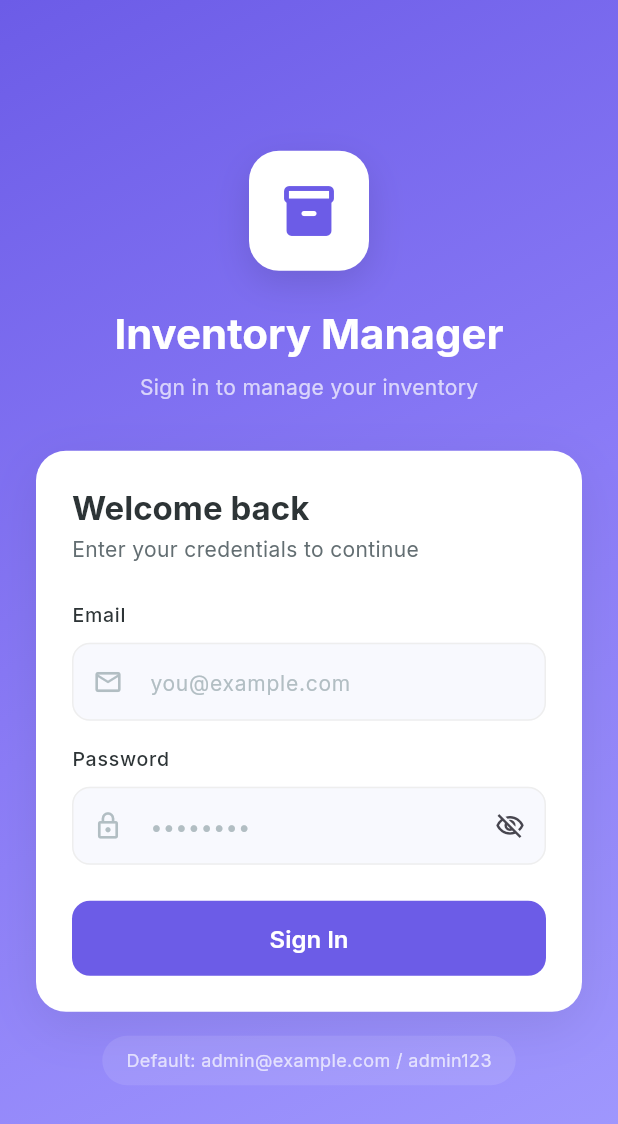
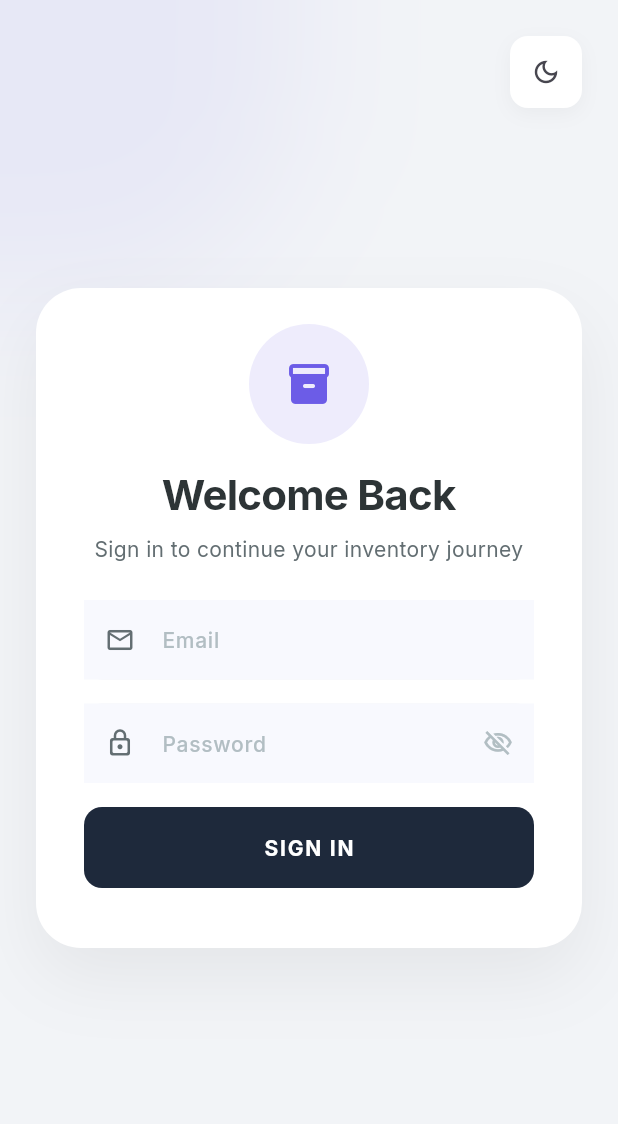
Before and after one commit to anasahmed67/Inventory-Management-System-in-Flutter, a Flutter app: the screen it shows after launch, on a phone screen of 412 x 824 dp. Shown: the top 1124 px of the screen. Run offline on Flutter 3.47's test engine with Material 3 defaults, Android fonts, the phone set to English and light mode, and no system bars; our stand-ins replace csv, fl_chart, google_fonts; missing offline and left inert: dart:html, mobile_scanner.

Commit message:
Improve UI of the login Page and bottom navigation bar

```diff
--- a/inventory_system/frontend/lib/screens/dashboard_screen.dart
+++ b/inventory_system/frontend/lib/screens/dashboard_screen.dart
@@ -675,26 +675,26 @@ class _DashboardScreenState extends State<DashboardScreen> {
       if (isAdmin)
         _QuickAction(
           icon: Icons.inventory_2_rounded,
-          label: 'Manage\nProducts',
+          label: 'Manage Products',
           color: AppTheme.primary,
           onTap: () => setState(() => _selectedIndex = 1),
         ),
       _QuickAction(
         icon: Icons.swap_vert_rounded,
-        label: 'Stock\nAdjustment',
+        label: 'Stock Adjustment',
         color: AppTheme.success,
         onTap: () => setState(() => _selectedIndex = isAdmin ? 2 : 1),
       ),
       _QuickAction(
         icon: Icons.receipt_long_rounded,
-        label: 'Transaction\nLogs',
+        label: 'Transaction Logs',
         color: const Color(0xFFE17055),
         onTap: () => setState(() => _selectedIndex = isAdmin ? 3 : 2),
       ),
       if (isAdmin)
         _QuickAction(
           icon: Icons.bar_chart_rounded,
-          label: 'View\nReports',
+          label: 'View Reports',
           color: const Color(0xFF6C5CE7),
           onTap: () => setState(() => _selectedIndex = 4),
         ),
@@ -703,6 +703,7 @@ class _DashboardScreenState extends State<DashboardScreen> {
     return LayoutBuilder(
       builder: (context, constraints) {
         final crossAxisCount = constraints.maxWidth > 600 ? 4 : 2;
+        final aspectRatio = constraints.maxWidth > 600 ? 2.5 : 2.8;
 
         return GridView.count(
           crossAxisCount: crossAxisCount,
@@ -710,7 +711,7 @@ class _DashboardScreenState extends State<DashboardScreen> {
           physics: const NeverScrollableScrollPhysics(),
           mainAxisSpacing: AppTheme.spacingMd,
           crossAxisSpacing: AppTheme.spacingMd,
-          childAspectRatio: 1.3,
+          childAspectRatio: aspectRatio,
           children: actions.map((a) => _buildQuickActionCard(a)).toList(),
         );
       },
@@ -724,33 +725,33 @@ class _DashboardScreenState extends State<DashboardScreen> {
         borderRadius: BorderRadius.circular(AppTheme.radiusLg),
         onTap: action.onTap,
         child: Container(
+          padding: const EdgeInsets.symmetric(horizontal: AppTheme.spacingMd),
           decoration: BoxDecoration(
             color: AppTheme.surface,
             borderRadius: BorderRadius.circular(AppTheme.radiusLg),
             border: Border.all(color: AppTheme.divider),
             boxShadow: AppTheme.softShadow,
           ),
-          child: Column(
-            mainAxisAlignment: MainAxisAlignment.center,
+          child: Row(
             children: [
               Container(
-                width: 48,
-                height: 48,
+                width: 40,
+                height: 40,
                 decoration: BoxDecoration(
                   color: action.color.withAlpha(20),
                   borderRadius: BorderRadius.circular(AppTheme.radiusMd),
                 ),
-                child: Icon(action.icon, color: action.color, size: 24),
+                child: Icon(action.icon, color: action.color, size: 20),
               ),
-              const SizedBox(height: AppTheme.spacingSm),
-              Text(
-                action.label,
-                textAlign: TextAlign.center,
-                style: const TextStyle(
-                  fontWeight: FontWeight.w600,
-                  fontSize: 13,
-                  color: AppTheme.textPrimary,
-                  height: 1.3,
+              const SizedBox(width: AppTheme.spacingMd),
+              Expanded(
+                child: Text(
+                  action.label,
+                  style: const TextStyle(
+                    fontWeight: FontWeight.w600,
+                    fontSize: 13,
+                    color: AppTheme.textPrimary,
+                  ),
                 ),
               ),
             ],
--- a/inventory_system/frontend/lib/screens/login_screen.dart
+++ b/inventory_system/frontend/lib/screens/login_screen.dart
@@ -1,3 +1,4 @@
+import 'dart:ui';
 import 'package:flutter/material.dart';
 import 'package:provider/provider.dart';
 import '../providers/auth_provider.dart';
@@ -71,220 +72,231 @@ class _LoginScreenState extends State<LoginScreen>
 
   @override
   Widget build(BuildContext context) {
+
     return Scaffold(
-      body: Container(
-        decoration: const BoxDecoration(
-          gradient: LinearGradient(
-            begin: Alignment.topLeft,
-            end: Alignment.bottomRight,
-            colors: [Color(0xFF6C5CE7), Color(0xFF8B7CF7), Color(0xFFA29BFE)],
+      backgroundColor: const Color(0xFFF2F4F7),
+      body: Stack(
+        children: [
+          // ── Background Decorative Elements ──
+          Positioned(
+            top: -100,
+            left: -100,
+            child: Container(
+              width: 300,
+              height: 300,
+              decoration: BoxDecoration(
+                shape: BoxShape.circle,
+                color: AppTheme.primary.withAlpha(20),
+              ),
+              child: BackdropFilter(
+                filter: ImageFilter.blur(sigmaX: 50, sigmaY: 50),
+                child: Container(color: Colors.transparent),
               ),
             ),
-        child: Center(
+          ),
+
+          // ── Dark Mode Toggle (Visual) ──
+          Positioned(
+            top: AppTheme.spacingLg,
+            right: AppTheme.spacingLg,
+            child: Container(
+              decoration: BoxDecoration(
+                color: Colors.white,
+                borderRadius: BorderRadius.circular(AppTheme.radiusMd),
+                boxShadow: [
+                  BoxShadow(
+                    color: Colors.black.withAlpha(10),
+                    blurRadius: 10,
+                    offset: const Offset(0, 4),
+                  ),
+                ],
+              ),
+              child: IconButton(
+                icon: const Icon(Icons.dark_mode_outlined, size: 20),
+                onPressed: () {
+                  // This is visual for now, as requested
+                },
+              ),
+            ),
+          ),
+
+          // ── Main Content ──
+          Center(
             child: SingleChildScrollView(
-            padding: const EdgeInsets.all(AppTheme.spacingLg),
+              padding: const EdgeInsets.symmetric(
+                horizontal: AppTheme.spacingLg,
+                vertical: AppTheme.spacingMd,
+              ),
               child: FadeTransition(
                 opacity: _fadeAnimation,
                 child: SlideTransition(
                   position: _slideAnimation,
                   child: ConstrainedBox(
-                  constraints: const BoxConstraints(maxWidth: 420),
+                    constraints: const BoxConstraints(maxWidth: 400),
+                    child: Container(
+                      padding: const EdgeInsets.symmetric(
+                        horizontal: AppTheme.spacingXl,
+                        vertical: AppTheme.spacingLg,
+                      ),
+                      decoration: BoxDecoration(
+                        color: Colors.white,
+                        borderRadius: BorderRadius.circular(AppTheme.radiusXl * 1.5),
+                        boxShadow: [
+                          BoxShadow(
+                            color: Colors.black.withAlpha(15),
+                            blurRadius: 40,
+                            offset: const Offset(0, 20),
+                          ),
+                        ],
+                      ),
                       child: Column(
                         mainAxisSize: MainAxisSize.min,
                         children: [
-                      // ── Logo / Branding ──
+                          // ── Logo / Icon ──
                           Container(
                             width: 80,
                             height: 80,
                             decoration: BoxDecoration(
-                          color: Colors.white,
-                          borderRadius: BorderRadius.circular(
-                            AppTheme.radiusXl,
-                          ),
-                          boxShadow: [
-                            BoxShadow(
-                              color: Colors.black.withAlpha(30),
-                              blurRadius: 20,
-                              offset: const Offset(0, 8),
-                            ),
-                          ],
+                              color: AppTheme.primary.withAlpha(30),
+                              shape: BoxShape.circle,
                             ),
                             child: const Icon(
                               Icons.inventory_2_rounded,
-                          size: 40,
+                              size: 32,
                               color: AppTheme.primary,
                             ),
                           ),
-                      const SizedBox(height: AppTheme.spacingLg),
+                          const SizedBox(height: AppTheme.spacingMd),
+
+                          // ── Title ──
                           Text(
-                        'Inventory Manager',
+                            'Welcome Back',
                             style: Theme.of(context).textTheme.headlineMedium
                                 ?.copyWith(
-                              color: Colors.white,
                                   fontWeight: FontWeight.w700,
+                                  color: AppTheme.textPrimary,
+                                  letterSpacing: -0.5,
                                 ),
                           ),
-                      const SizedBox(height: AppTheme.spacingSm),
+                          const SizedBox(height: 8),
                           Text(
-                        'Sign in to manage your inventory',
-                        style: Theme.of(
-                          context,
-                        ).textTheme.bodyMedium?.copyWith(color: Colors.white70),
+                            'Sign in to continue your inventory journey',
+                            textAlign: TextAlign.center,
+                            style: Theme.of(context).textTheme.bodyMedium?.copyWith(
+                              color: AppTheme.textSecondary,
                             ),
-                      const SizedBox(height: AppTheme.spacingXl),
-
-                      // ── Login Card ──
-                      Container(
-                        padding: const EdgeInsets.all(AppTheme.spacingLg),
-                        decoration: BoxDecoration(
-                          color: Colors.white,
-                          borderRadius: BorderRadius.circular(
-                            AppTheme.radiusXl,
-                          ),
-                          boxShadow: [
-                            BoxShadow(
-                              color: Colors.black.withAlpha(20),
-                              blurRadius: 30,
-                              offset: const Offset(0, 10),
-                            ),
-                          ],
-                        ),
-                        child: Column(
-                          crossAxisAlignment: CrossAxisAlignment.start,
-                          children: [
-                            Text(
-                              'Welcome back',
-                              style: Theme.of(context).textTheme.titleLarge
-                                  ?.copyWith(fontWeight: FontWeight.w700),
-                            ),
-                            const SizedBox(height: 4),
-                            Text(
-                              'Enter your credentials to continue',
-                              style: Theme.of(context).textTheme.bodyMedium,
                           ),
                           const SizedBox(height: AppTheme.spacingLg),
 
-                            // Email
-                            Text(
-                              'Email',
-                              style: Theme.of(context).textTheme.bodyLarge
-                                  ?.copyWith(
-                                    fontWeight: FontWeight.w500,
-                                    fontSize: 13,
-                                  ),
-                            ),
-                            const SizedBox(height: AppTheme.spacingSm),
-                            TextField(
+                          // ── Email Field ──
+                          _buildTextField(
                             controller: _emailController,
-                              decoration: const InputDecoration(
-                                hintText: 'you@example.com',
-                                prefixIcon: Icon(
-                                  Icons.email_outlined,
-                                  size: 20,
-                                ),
-                              ),
+                            hintText: 'Email',
+                            prefixIcon: Icons.email_outlined,
                             keyboardType: TextInputType.emailAddress,
                           ),
                           const SizedBox(height: AppTheme.spacingMd),
 
-                            // Password
-                            Text(
-                              'Password',
-                              style: Theme.of(context).textTheme.bodyLarge
-                                  ?.copyWith(
-                                    fontWeight: FontWeight.w500,
-                                    fontSize: 13,
-                                  ),
-                            ),
-                            const SizedBox(height: AppTheme.spacingSm),
-                            TextField(
+                          // ── Password Field ──
+                          _buildTextField(
                             controller: _passwordController,
-                              decoration: InputDecoration(
-                                hintText: '••••••••',
-                                prefixIcon: const Icon(
-                                  Icons.lock_outline,
-                                  size: 20,
-                                ),
+                            hintText: 'Password',
+                            prefixIcon: Icons.lock_outline_rounded,
+                            obscureText: _obscurePassword,
                             suffixIcon: IconButton(
                               icon: Icon(
                                 _obscurePassword
                                     ? Icons.visibility_off_outlined
                                     : Icons.visibility_outlined,
                                 size: 20,
+                                color: AppTheme.textHint,
                               ),
                               onPressed: () => setState(
                                 () => _obscurePassword = !_obscurePassword,
                               ),
                             ),
                           ),
-                              obscureText: _obscurePassword,
-                            ),
-                            const SizedBox(height: AppTheme.spacingLg),
 
-                            // Sign In Button
+                          const SizedBox(height: AppTheme.spacingMd),
+
+                          // ── Sign In Button ──
                           SizedBox(
                             width: double.infinity,
-                              height: 50,
+                            height: 54,
                             child: ElevatedButton(
                               onPressed: _isLoading ? null : _handleLogin,
                               style: ElevatedButton.styleFrom(
-                                  backgroundColor: AppTheme.primary,
+                                backgroundColor: const Color(0xFF1E293B), // Dark slate/teal tone
                                 foregroundColor: Colors.white,
-                                  disabledBackgroundColor: AppTheme.primary
-                                      .withAlpha(150),
+                                elevation: 0,
                                 shape: RoundedRectangleBorder(
-                                    borderRadius: BorderRadius.circular(
-                                      AppTheme.radiusMd,
-                                    ),
+                                  borderRadius: BorderRadius.circular(AppTheme.radiusMd),
                                 ),
                               ),
                               child: _isLoading
                                   ? const SizedBox(
-                                        width: 22,
-                                        height: 22,
+                                      width: 20,
+                                      height: 20,
                                       child: CircularProgressIndicator(
-                                          strokeWidth: 2.5,
+                                        strokeWidth: 2,
                                         color: Colors.white,
                                       ),
                                     )
                                   : const Text(
-                                        'Sign In',
+                                      'SIGN IN',
                                       style: TextStyle(
-                                          fontSize: 16,
-                                          fontWeight: FontWeight.w600,
+                                        fontSize: 14,
+                                        fontWeight: FontWeight.w700,
+                                        letterSpacing: 1.2,
+                                      ),
+                                    ),
+                            ),
+                          ),
+                          const SizedBox(height: AppTheme.spacingMd),
+
+                        ],
+                      ),
+                    ),
+                  ),
                 ),
               ),
             ),
           ),
         ],
       ),
+    );
+  }
+
+  Widget _buildTextField({
+    required TextEditingController controller,
+    required String hintText,
+    required IconData prefixIcon,
+    bool obscureText = false,
+    Widget? suffixIcon,
+    TextInputType? keyboardType,
+  }) {
+    return Container(
+      decoration: BoxDecoration(
+        color: const Color(0xFFF3F4F6),
+        borderRadius: BorderRadius.circular(AppTheme.radiusMd),
       ),
-
-                      const SizedBox(height: AppTheme.spacingMd),
-
-                      // ── Hint ──
-                      Container(
-                        padding: const EdgeInsets.symmetric(
-                          horizontal: AppTheme.spacingMd,
-                          vertical: AppTheme.spacingSm,
+      child: TextField(
+        controller: controller,
+        obscureText: obscureText,
+        keyboardType: keyboardType,
+        style: const TextStyle(fontSize: 14, fontWeight: FontWeight.w500),
+        decoration: InputDecoration(
+          hintText: hintText,
+          hintStyle: const TextStyle(color: AppTheme.textHint, fontSize: 14),
+          prefixIcon: Icon(prefixIcon, color: AppTheme.textSecondary, size: 20),
+          suffixIcon: suffixIcon,
+          border: InputBorder.none,
+          enabledBorder: InputBorder.none,
+          focusedBorder: OutlineInputBorder(
+            borderRadius: BorderRadius.circular(AppTheme.radiusMd),
+            borderSide: const BorderSide(color: AppTheme.primary, width: 1.5),
           ),
-                        decoration: BoxDecoration(
-                          color: Colors.white.withAlpha(25),
-                          borderRadius: BorderRadius.circular(
-                            AppTheme.radiusFull,
-                          ),
-                        ),
-                        child: const Text(
-                          'Default: admin@example.com / admin123',
-                          style: TextStyle(color: Colors.white70, fontSize: 12),
-                        ),
-                      ),
-                    ],
-                  ),
-                ),
-              ),
-            ),
-          ),
+          contentPadding: const EdgeInsets.symmetric(vertical: 16, horizontal: 16),
         ),
       ),
     );
```
Lines whose indentation alone changed are shown as unchanged.
